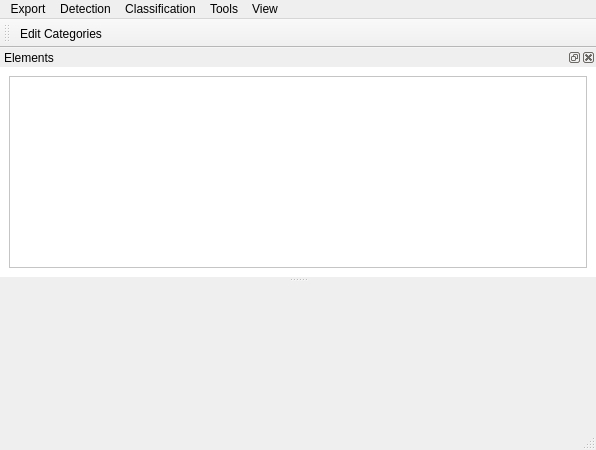
The window that Graphic_Interface/UI_Files/SegmentationAndClasificationWindowUI.ui (ECMora/SoundLab) describes before a commit, drawn with Qt 5.
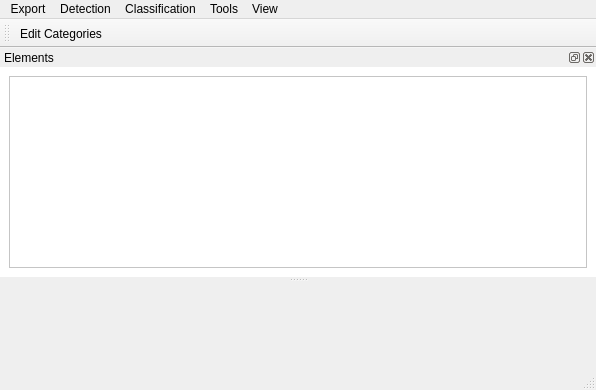
The same window after the commit. Icons and pictures are not drawn. Custom widgets are drawn as their Qt base class.

The edit to the form file:
```diff
--- a/Graphic_Interface/UI_Files/SegmentationAndClasificationWindowUI.ui
+++ b/Graphic_Interface/UI_Files/SegmentationAndClasificationWindowUI.ui
@@ -10,7 +10,7 @@
     <x>0</x>
     <y>0</y>
     <width>596</width>
-    <height>450</height>
+    <height>390</height>
    </rect>
   </property>
   <property name="sizePolicy">
```
Left out of the diff: 2 changed lines with no effect on the pictures.
